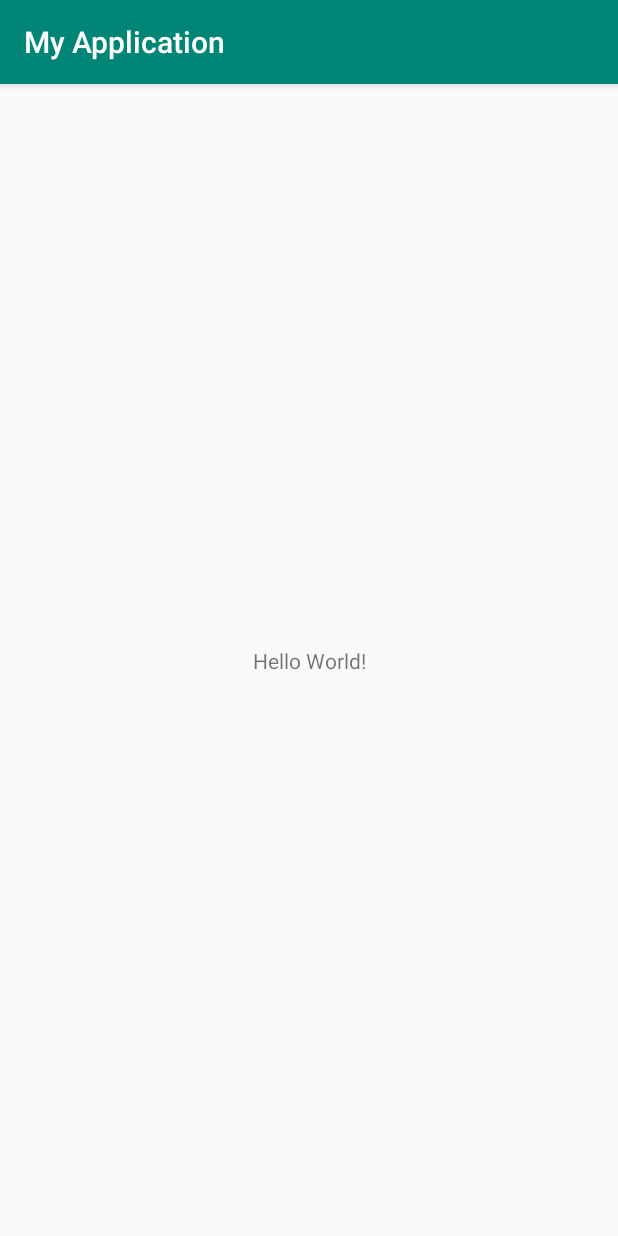
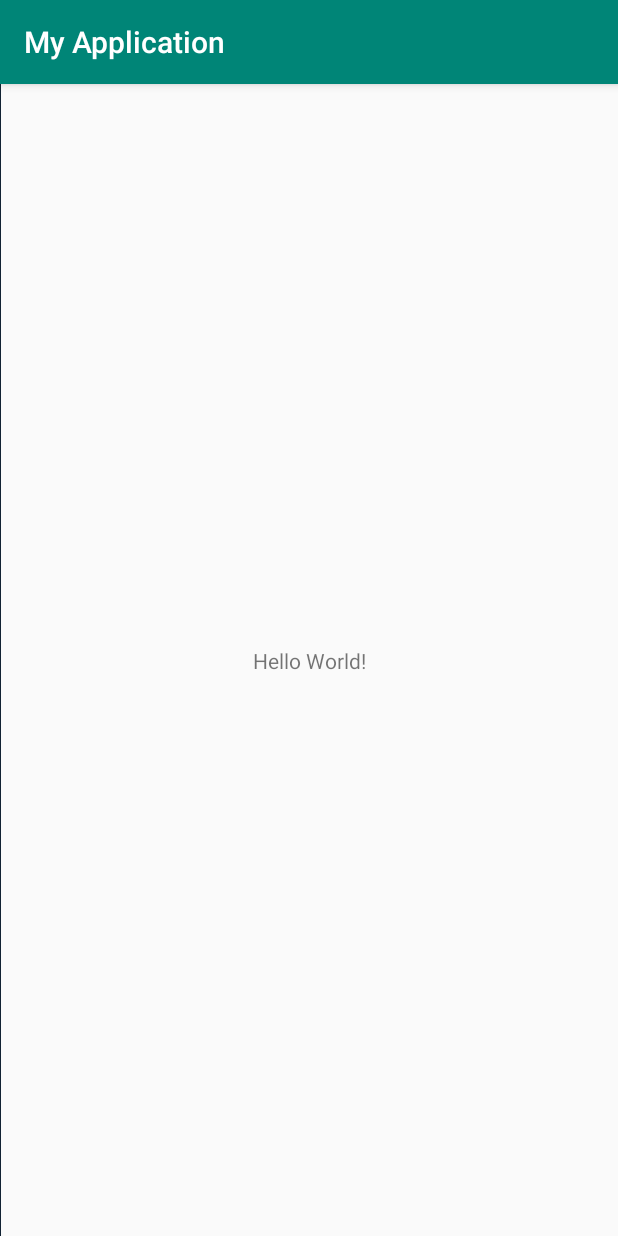
Before and after one commit to J-yying/Test, an Android app: the screen it shows after launch (MainActivity), on a phone screen of 412 x 824 dp. Run offline under Robolectric (Android 15) with nearby library versions, the phone set to English and light mode, and no system bars.

Commit message:
Feature：layout增加

```diff
--- a/app/src/main/java/com/example/myapplication/MainActivity.java
+++ b/app/src/main/java/com/example/myapplication/MainActivity.java
@@ -11,5 +11,6 @@ public class MainActivity extends AppCompatActivity {
     protected void onCreate(Bundle savedInstanceState) {
         super.onCreate(savedInstanceState);
         setContentView(R.layout.activity_main);
+
     }
 }
--- a/app/src/main/res/layout/activity_main.xml
+++ b/app/src/main/res/layout/activity_main.xml
@@ -4,6 +4,7 @@
     xmlns:tools="http://schemas.android.com/tools"
     android:layout_width="match_parent"
     android:layout_height="match_parent"
+    android:orientation="horizontal"
     tools:context=".MainActivity">
 
     <TextView
@@ -16,4 +17,30 @@
         app:layout_constraintRight_toRightOf="parent"
         app:layout_constraintTop_toTopOf="parent" />
 
+    <LinearLayout
+        android:id="@+id/linearLayout"
+        android:layout_width="0dp"
+        android:layout_height="0dp"
+        android:layout_weight="1"
+        android:background="#112233"
+        android:orientation="horizontal"
+        app:layout_constraintBottom_toBottomOf="parent"
+        app:layout_constraintEnd_toStartOf="@+id/linearLayout2"
+        app:layout_constraintStart_toStartOf="parent"
+        app:layout_constraintTop_toTopOf="parent"></LinearLayout>
+
+    <LinearLayout
+        android:id="@+id/linearLayout2"
+        android:layout_width="0dp"
+        android:layout_height="0dp"
+        android:layout_marginEnd="411dp"
+        android:layout_weight="2"
+        android:background="#223344"
+        android:orientation="horizontal"
+        app:layout_constraintBottom_toBottomOf="parent"
+        app:layout_constraintEnd_toEndOf="parent"
+        app:layout_constraintStart_toEndOf="@+id/linearLayout"
+        app:layout_constraintTop_toTopOf="parent"></LinearLayout>
+
+
 </androidx.constraintlayout.widget.ConstraintLayout>
```
